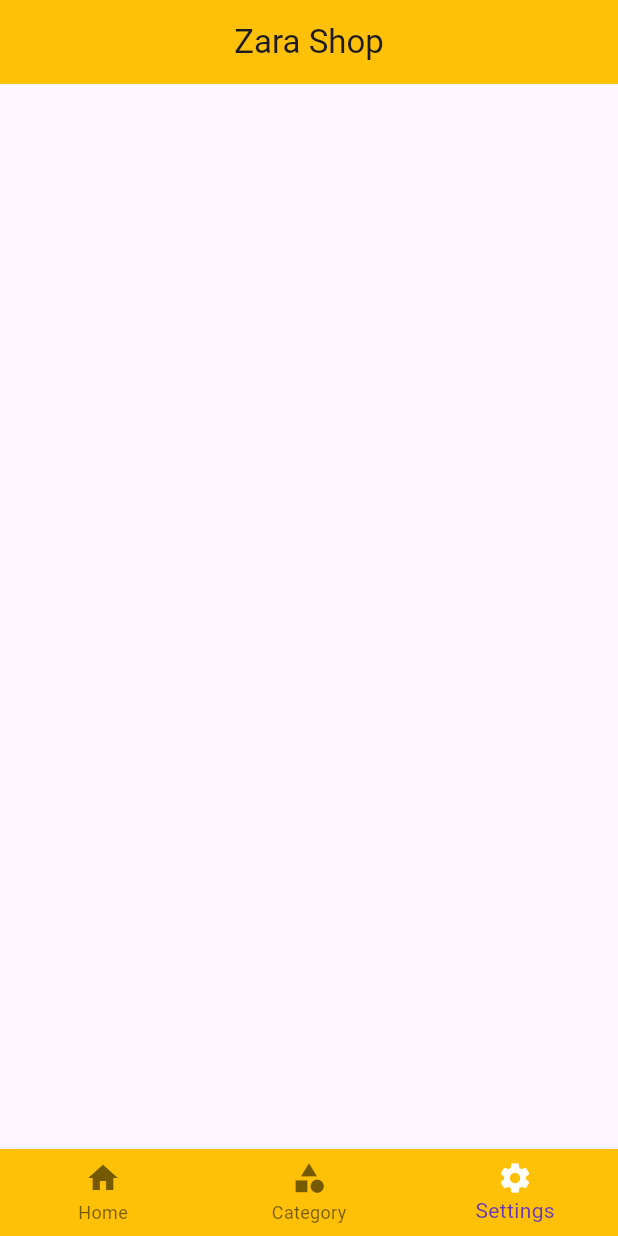
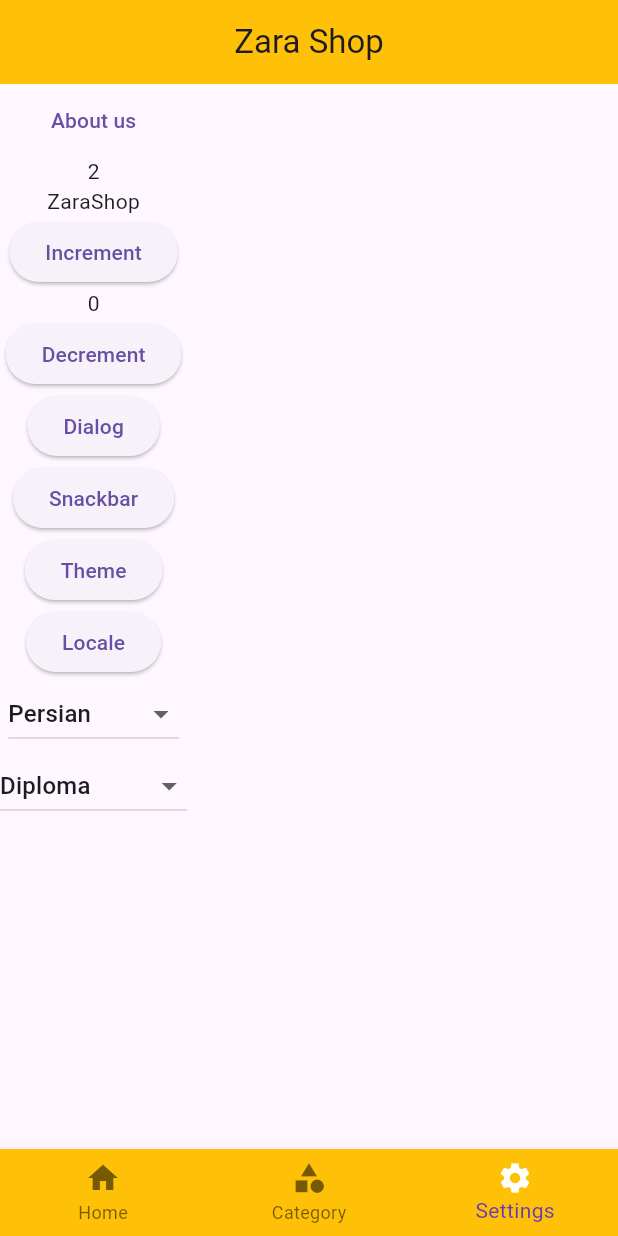
Before and after one commit to zasaho/MacZaraShop, a Flutter app: the screen it shows after launch, item 3 of the bottom bar chosen, on a phone screen of 412 x 824 dp. Run offline on Flutter 3.47's test engine with Material 3 defaults, Android fonts, the phone set to English and light mode, and no system bars; our stand-ins replace dio, firebase_core, firebase_crashlytics, get, google_mobile_ads, logger and 1 more; accounts and stored records are empty; generated files the repository leaves out were written again; network calls fail.

Commit message:
session 9: snackbar getx about us dropdown custom dropdown dialog textbutton

```diff
--- /dev/null
+++ b/lib/models/education_model.dart
@@ -0,0 +1,6 @@
+class Education{
+  String title;
+  String code;
+
+  Education(this.title, this.code);
+}
--- /dev/null
+++ b/lib/pages/setting/controller/counter_controller.dart
@@ -0,0 +1,9 @@
+import 'package:get/get.dart';
+import 'package:get/get_common/get_reset.dart';
+
+class CounterController extends GetxController {
+  var count = 0.obs;
+  increment()=> count++;
+  decrement()=> count--;
+  var selected="".obs;
+}
--- /dev/null
+++ b/lib/pages/setting/controller/setting_service.dart
@@ -0,0 +1,7 @@
+class SettingService {
+  int value = 2;
+
+  String getDataFromServer() {
+    return 'ZaraShop';
+  }
+}
--- a/lib/pages/setting/setting_page.dart
+++ b/lib/pages/setting/setting_page.dart
@@ -1,4 +1,11 @@
 import 'package:flutter/material.dart';
+import 'package:get/get_core/src/get_interface.dart';
+import 'package:get/get.dart';
+import 'package:zara_shop/models/education_model.dart';
+import 'package:zara_shop/pages/about/about_page.dart';
+import 'package:zara_shop/pages/home/home_page.dart';
+import 'package:zara_shop/pages/setting/controller/counter_controller.dart';
+import 'package:zara_shop/pages/setting/controller/setting_service.dart';
 
 class SettingPage extends StatefulWidget {
   const SettingPage({super.key});
@@ -8,8 +15,106 @@
 }
 
 class _SettingPageState extends State<SettingPage> {
+  final setting_api = Get.put(SettingService()); //Dependency injection
+  //final setting_api = Get.find<SettingService>();
+  final controller = Get.put(CounterController());
+  String selectedItem = 'Persian';
+  late Education selectedEdu;
+
+  List<Education> educationList = [];
+
+  @override
+  void initState() {
+    // TODO: implement initState
+    super.initState();
+    educationList.add(new Education('Diploma', '100'));
+    educationList.add(new Education('Fogh Diploma', '101'));
+    educationList.add(new Education('Master', '102'));
+   // selectedEdu=new Education('Diploma', '100');
+    selectedEdu=educationList[0];
+  }
+
+  //final controller = Get.find<CounterController>();
+
   @override
   Widget build(BuildContext context) {
-    return Scaffold();
+    return Scaffold(
+      body: Column(
+        children: [
+          TextButton(
+              onPressed: () {
+                //Get.to(AboutPage());
+                Get.toNamed('about');
+              },
+              child: Text('About us')),
+          Text('${setting_api.value}'),
+          Text('${setting_api.getDataFromServer()}'),
+          ElevatedButton(
+              onPressed: () {
+                controller.increment();
+              },
+              child: Text('Increment')),
+          Obx(() => Text('${controller.count}')),
+          ElevatedButton(
+              onPressed: () {
+                controller.decrement();
+              },
+              child: Text('Decrement')),
+          ElevatedButton(
+              onPressed: () {
+                Get.defaultDialog(
+                    title: 'About App', middleText: 'Zara Shop Co');
+              },
+              child: Text('Dialog')),
+          ElevatedButton(
+              onPressed: () {
+                Get.snackbar('Message', 'Dont back!',
+                    snackPosition: SnackPosition.BOTTOM);
+              },
+              child: Text('Snackbar')),
+          ElevatedButton(
+              onPressed: () {
+                Get.changeTheme(ThemeData.light());
+              },
+              child: Text('Theme')),
+          ElevatedButton(
+              onPressed: () {
+                Get.locale = Locale('fa_IR');
+              },
+              child: Text('Locale')),
+          DropdownButton<String>(
+              items: <String>['Persian', 'Arabic'].map((String value) {
+                return DropdownMenuItem<String>(
+                  value: value,
+                  child: Text(value),
+                );
+              }).toList(),
+              hint: Text('Select Lang:'),
+              value: selectedItem,
+              onChanged: (value) {
+                //   controller.selected=value.toString() as RxString;
+                setState(() {
+                  selectedItem = value!;
+                });
+              }),
+          DropdownButton<Education>(
+              items: educationList.map((Education value) {
+                return DropdownMenuItem<Education>(
+                  value: value,
+                  child: Text(value.title),
+                );
+              }).toList(),
+              hint: Text('Select Level:'),
+               value:selectedEdu,
+              onChanged: (value) {
+                //   controller.selected=value.toString() as RxString;
+                setState(() {
+                     selectedEdu=value!;
+                     print (value.title+ ' and '+value.code);
+                });
+              })
+        ],
+      ),
+    );
   }
 }
--- a/pubspec.yaml
+++ b/pubspec.yaml
@@ -43,6 +43,7 @@
   firebase_core: ^3.6.0
   firebase_crashlytics: ^4.1.3
   google_mobile_ads: ^5.2.0
+  get: ^4.6.6
 
 dev_dependencies:
   flutter_test:
```
Also changed, not shown: lib/main.dart (+18 -2 lines), lib/pages/about/about_page.dart (added, +19 -0 lines), lib/pages/home/home_page.dart (+5 -3 lines), lib/pages/setting/binding/bind_setting.dart (added, +11 -0 lines), pubspec.lock.
